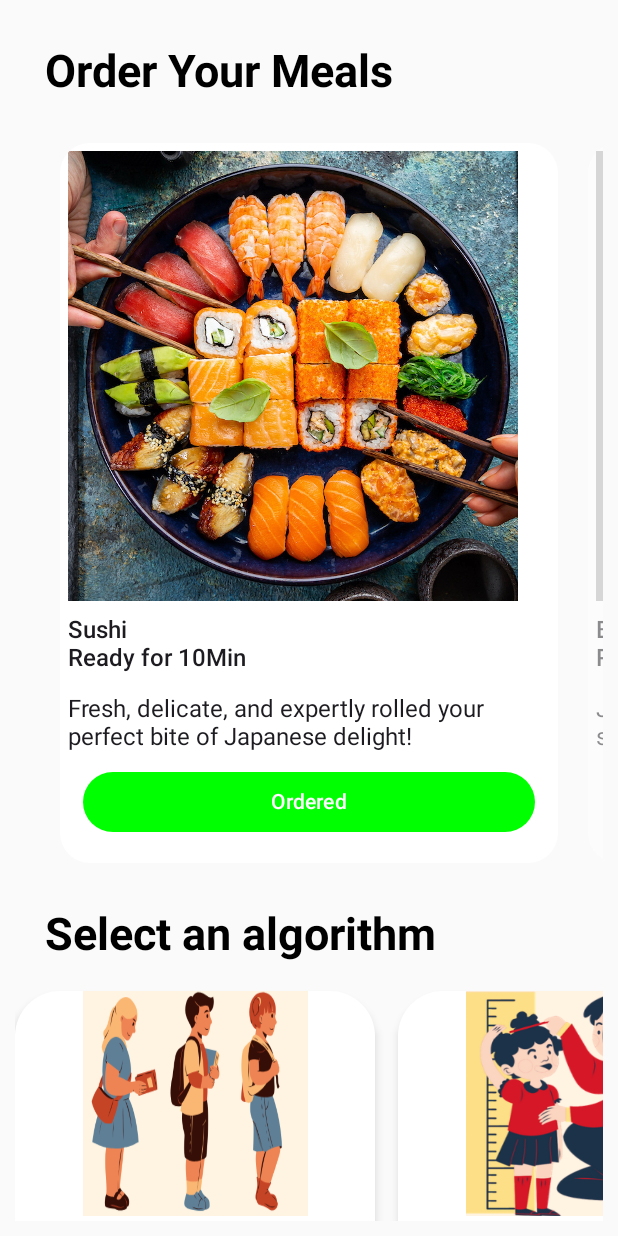
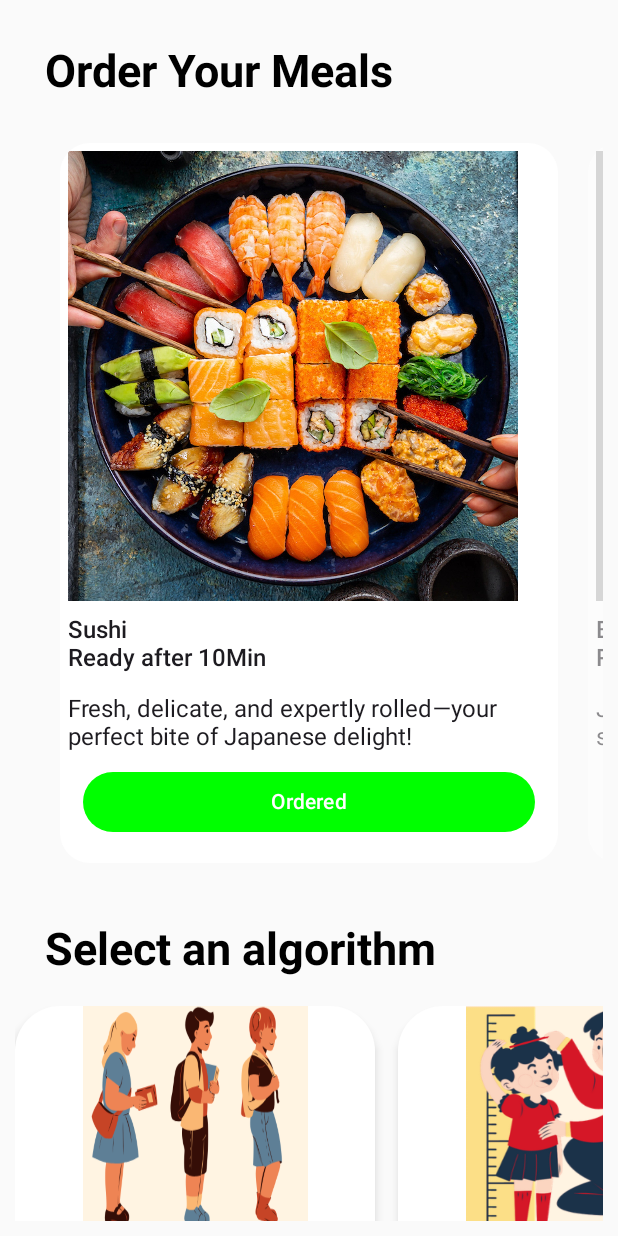
Before and after one commit to ShimaaAboelmagd257/ResturantOrderSchedular, an Android app built with Jetpack Compose: the screen it shows after launch (MainActivity), after a tap on "Order Now", on a phone screen of 412 x 824 dp. Run offline under Robolectric (Android 15) with nearby library versions, the phone set to English and light mode, and no system bars; grey boxes are pictures that could not be loaded.

Commit message:
uploading adjustments

```diff
--- a/app/src/main/java/com/example/resturantschadular/model/Meal.kt
+++ b/app/src/main/java/com/example/resturantschadular/model/Meal.kt
@@ -1,11 +1,13 @@
 package com.example.resturantschadular.model
+
 
 data class Meal(
     val name: String,
-    val prepTime: Int, // Minutes required to prepare the meal
-    val priority: Int, // 1 (low) to 5 (high)
-    val arrivalTime: Int, // Time when order was placed
-    val servedTime: Int ,
-    val icon: Int, // Icon resource ID
-    val caption: String
+    val prepTime: Int,  // Time required to prepare
+    val priority: Int,
+    val arrivalTime: Long,
+    var startTime: Long = 0L,  // When meal preparation starts
+    var servedTime: Long = 0L, // When the meal is actually served
+    val icon: Int,
+    val caption: String,
 )
--- /dev/null
+++ b/app/src/main/java/com/example/resturantschadular/ui/view/AlgorithmSelection.kt
@@ -0,0 +1,81 @@
+package com.example.resturantschadular.ui.view
+
+import android.util.Log
+import androidx.compose.foundation.Image
+import androidx.compose.foundation.clickable
+import androidx.compose.foundation.horizontalScroll
+import androidx.compose.foundation.layout.Arrangement
+import androidx.compose.foundation.layout.Column
+import androidx.compose.foundation.layout.Row
+import androidx.compose.foundation.layout.fillMaxSize
+import androidx.compose.foundation.layout.fillMaxWidth
+import androidx.compose.foundation.layout.padding
+import androidx.compose.foundation.layout.size
+import androidx.compose.foundation.rememberScrollState
+import androidx.compose.foundation.shape.RoundedCornerShape
+import androidx.compose.material3.Button
+import androidx.compose.material3.ButtonDefaults
+import androidx.compose.material3.Card
+import androidx.compose.material3.CardDefaults
+import androidx.compose.material3.Text
+import androidx.compose.runtime.Composable
+import androidx.compose.ui.Alignment
+import androidx.compose.ui.Modifier
+import androidx.compose.ui.draw.alpha
+import androidx.compose.ui.graphics.Color
+import androidx.compose.ui.layout.ContentScale
+import androidx.compose.ui.res.painterResource
+import androidx.compose.ui.text.font.FontWeight
+import androidx.compose.ui.unit.dp
+import androidx.compose.ui.unit.sp
+import com.example.resturantschadular.utl.getAlgorithms
+
+@Composable
+fun AlgorithmsSelection(onAlgorithmSelected:(String)-> Unit, selectedAlgorithm:String ) {
+    val algorithmOptions = getAlgorithms()
+    val horizontalScroll = rememberScrollState()
+
+    Row (
+        modifier = Modifier
+            .fillMaxWidth()
+            .horizontalScroll(horizontalScroll),
+        horizontalArrangement = Arrangement.spacedBy(15.dp)
+    ){
+        algorithmOptions.forEach { algorithm ->
+            val isSelected = selectedAlgorithm == algorithm.name
+
+            Card(
+                modifier = Modifier
+                    .size(240.dp)
+                    .alpha(if (selectedAlgorithm.isEmpty() || isSelected) 1f else 0.5f)
+                    .clickable { onAlgorithmSelected(algorithm.name) },
+                shape = RoundedCornerShape(30.dp),
+                elevation = CardDefaults.cardElevation(4.dp),
+                colors = CardDefaults.cardColors(
+                    Color.White
+                    //  containerColor = if(isSelected) Color.White else Color.LightGray
+                )
+            ) {
+
+                Column (
+                    modifier = Modifier.fillMaxSize(),
+                    horizontalAlignment = Alignment.CenterHorizontally,
+                    verticalArrangement = Arrangement.spacedBy(7.dp)
+                ){
+                    Image(painter = painterResource(id= algorithm.icon), contentDescription = algorithm.name, modifier = Modifier.size(150.dp), contentScale = ContentScale.FillBounds)
+                    Text(text = algorithm.name, fontSize = 16.sp, fontWeight = FontWeight.Bold)
+                    Button(
+                        modifier = Modifier.fillMaxWidth().padding(horizontal = 10.dp),
+                        onClick = { onAlgorithmSelected(algorithm.name) },
+                        colors = ButtonDefaults.buttonColors(containerColor = if(isSelected) Color.Green else Color.Black),
+                    ) {
+                        Text(text = if(isSelected) "Selected" else "Select")
+                        Log.d("OrderAlgorithmCard-", "isOrdered $isSelected")
+
+                    }
+                }
+            }
+
+        }
+    }
+}
--- /dev/null
+++ b/app/src/main/java/com/example/resturantschadular/ui/view/MealCard.kt
@@ -0,0 +1,88 @@
+package com.example.resturantschadular.ui.view
+
+import android.util.Log
+import androidx.compose.foundation.Image
+import androidx.compose.foundation.layout.Column
+import androidx.compose.foundation.layout.Spacer
+import androidx.compose.foundation.layout.fillMaxWidth
+import androidx.compose.foundation.layout.height
+import androidx.compose.foundation.layout.padding
+import androidx.compose.foundation.layout.size
+import androidx.compose.foundation.shape.RoundedCornerShape
+import androidx.compose.material3.Button
+import androidx.compose.material3.ButtonDefaults
+import androidx.compose.material3.Card
+import androidx.compose.material3.CardDefaults
+import androidx.compose.material3.Text
+import androidx.compose.runtime.Composable
+import androidx.compose.ui.Modifier
+import androidx.compose.ui.graphics.Color
+import androidx.compose.ui.graphics.graphicsLayer
+import androidx.compose.ui.layout.ContentScale
+import androidx.compose.ui.res.painterResource
+import androidx.compose.ui.text.font.FontWeight
+import androidx.compose.ui.unit.dp
+import androidx.compose.ui.unit.sp
+import com.example.resturantschadular.model.Meal
+import com.example.resturantschadular.utl.getLottieReactionAnimation
+
+@Composable
+fun MealCard(meal: Meal,
+             showOrderButton: Boolean = false,
+             isOrdered: Boolean = false,
+             onOrderClick:()->Unit,
+             reaction: String="",
+             alpha: Float
+) {
+
+    Card (modifier = Modifier
+        .size(500.dp)
+        .padding(10.dp)
+        .graphicsLayer {
+            this.alpha = alpha
+        },
+        shape = RoundedCornerShape(20.dp),
+        colors = CardDefaults.cardColors(containerColor = Color.White)
+    ){
+        Column  (
+            modifier = Modifier.padding( 5.dp),
+            // modifier = Modifier.padding(20.dp)
+        ) {
+            Image(painter = painterResource(id= meal.icon), contentDescription = meal.name, modifier = Modifier.size(300.dp), contentScale = ContentScale.Crop)
+            Spacer(modifier = Modifier.height(10.dp))
+
+            Text(text = meal.name, fontSize = 16.sp, fontWeight = FontWeight.SemiBold)
+            Text(
+                text = "Ready after " + meal.prepTime + "Min",
+                fontSize = 16.sp,
+                fontWeight = FontWeight.Medium
+            )
+
+
+            if (showOrderButton){
+                Spacer(modifier = Modifier.height(15.dp))
+                Text(text = meal.caption, fontSize = 16.sp, fontWeight = FontWeight.Normal)
+
+                Button(
+                    onClick = onOrderClick,
+                    colors = ButtonDefaults.buttonColors(containerColor = if(isOrdered) Color.Green else Color.Black),
+                    modifier = Modifier
+                        .padding(10.dp)
+                        .fillMaxWidth()
+                ) {
+                    Text(text = if(isOrdered) "Ordered" else "Order Now")
+                    Log.d("OrderMenuMealCrd-","isOrdered $isOrdered")
+
+                }
+            }else{
+                Spacer(modifier = Modifier.height(15.dp))
+                Text(text = "served after"+meal.servedTime, fontSize = 16.sp, fontWeight = FontWeight.Normal)
+                getLottieReactionAnimation(reaction)
+
+
+            }
+
+
+        }
+    }
+}
--- a/app/src/main/java/com/example/resturantschadular/ui/view/Menu.kt
+++ b/app/src/main/java/com/example/resturantschadular/ui/view/Menu.kt
@@ -1,40 +1,36 @@
 package com.example.resturantschadular.ui.view
 
-import androidx.compose.foundation.*
-import androidx.compose.foundation.layout.*
-import androidx.compose.foundation.pager.*
-import androidx.compose.foundation.shape.RoundedCornerShape
+import android.util.Log
+import androidx.compose.foundation.layout.Column
+import androidx.compose.foundation.layout.PaddingValues
+import androidx.compose.foundation.layout.Spacer
+import androidx.compose.foundation.layout.fillMaxSize
+import androidx.compose.foundation.layout.fillMaxWidth
+import androidx.compose.foundation.layout.height
+import androidx.compose.foundation.layout.padding
+import androidx.compose.foundation.pager.HorizontalPager
+import androidx.compose.foundation.pager.rememberPagerState
+import androidx.compose.foundation.rememberScrollState
+import androidx.compose.foundation.verticalScroll
 import androidx.compose.material3.Button
-import androidx.compose.material3.ButtonDefaults
-import androidx.compose.material3.Card
-import androidx.compose.material3.CardDefaults
 import androidx.compose.material3.Text
-import androidx.compose.runtime.*
-import androidx.compose.ui.*
-import androidx.compose.ui.draw.alpha
+import androidx.compose.runtime.Composable
+import androidx.compose.runtime.mutableStateListOf
+import androidx.compose.runtime.mutableStateOf
+import androidx.compose.runtime.remember
+import androidx.compose.ui.Modifier
 import androidx.compose.ui.graphics.Color
-import androidx.compose.ui.graphics.graphicsLayer
-import androidx.compose.ui.layout.ContentScale
-import androidx.compose.ui.res.painterResource
 import androidx.compose.ui.text.font.FontWeight
-import androidx.compose.ui.tooling.preview.Preview
 import androidx.compose.ui.unit.dp
 import androidx.compose.ui.unit.sp
 import androidx.compose.ui.util.lerp
 import androidx.navigation.NavController
 import com.example.resturantschadular.model.Meal
-import com.example.resturantschadular.utl.getAlgorithms
-import com.example.resturantschadular.utl.getLottieReactionAnimation
 import com.example.resturantschadular.utl.getMeals
 import com.example.resturantschadular.viewmodel.ClientViewModel
 import com.example.resturantschadular.viewmodel.OrderViewModel
 import kotlin.math.absoluteValue
 
-@Preview
-@Composable
-private fun preview() {
-    //MealCard(m)
-}
 
 @Composable
 fun MenuOrder(viewModel: OrderViewModel,clientViewModel: ClientViewModel, navController: NavController) {
@@ -43,9 +39,8 @@ fun MenuOrder(viewModel: OrderViewModel,clientViewModel: ClientViewModel, navCon
     val pagerState = rememberPagerState(pageCount = { mealMenu.size })
     val selectedMeals = remember { mutableStateListOf<Meal>() }
     val selectedAlgorithm = remember { mutableStateOf("") }
-    //var selectedAlgorithm  =""
     val scrollState = rememberScrollState()
-
+    val selectedMealNames = remember { mutableStateListOf<String>() }
 
     Column (
         modifier = Modifier
@@ -67,26 +62,31 @@ fun MenuOrder(viewModel: OrderViewModel,clientViewModel: ClientViewModel, navCon
                 MealCard(
                     meal = meal ,
                     showOrderButton = true,
-                    isOrdered = meal in selectedMeals,
+                    isOrdered = meal.name in selectedMealNames,
                     onOrderClick = {
-
-                        if (meal !in selectedMeals) {
+                        if (meal.name in selectedMealNames) {
+                            selectedMealNames.remove(meal.name)
+                        } else {
+                        selectedMealNames.add(meal.name)
                             selectedMeals.add(meal)
-                            clientViewModel.addClientOrder(meal)
-                        } else selectedMeals.remove(meal)
+                        clientViewModel.addClientOrder(meal)
+                    }
 
                     },
                     alpha = alpha
 
                 )
+                Log.d("OrderMenuMealCrd-","selectedMeals $selectedMeals")
             }
+        Spacer(modifier = Modifier.height(10.dp))
+
         Text(text = "Select an algorithm", fontSize = 30.sp , fontWeight = FontWeight.Bold, color = Color.Black, modifier = Modifier.padding( 20.dp))
 
         AlgorithmsSelection ( selectedAlgorithm = selectedAlgorithm.value,
             onAlgorithmSelected = {algorithm -> selectedAlgorithm.value = algorithm }
         )
 
-        Spacer(modifier = Modifier.height(20.dp))
+        Spacer(modifier = Modifier.height(10.dp))
 
         Button(
             modifier = Modifier.fillMaxWidth(),
@@ -102,106 +102,3 @@ fun MenuOrder(viewModel: OrderViewModel,clientViewModel: ClientViewModel, navCon
         }
     }
 }
-
-@Composable
-fun MealCard(meal:Meal,
-             showOrderButton: Boolean = false,
-             isOrdered: Boolean = false,
-             onOrderClick:()->Unit,
-             showReaction:Boolean = false,
-             reaction: String?=null,
-             alpha: Float
-) {
-
-    Card (modifier = Modifier
-        .size(500.dp)
-        .padding(10.dp)
-        .graphicsLayer {
-            this.alpha = alpha
-        },
-        shape = RoundedCornerShape(20.dp),
-        colors = CardDefaults.cardColors(containerColor = Color.White)
-    ){
-        Column  (
-            modifier = Modifier.padding( 5.dp),
-            // modifier = Modifier.padding(20.dp)
-        ) {
-            Image(painter = painterResource(id= meal.icon), contentDescription = meal.name, modifier = Modifier.size(300.dp), contentScale = ContentScale.Crop)
-            Spacer(modifier = Modifier.height(10.dp))
-
-            Text(text = meal.name, fontSize = 16.sp, fontWeight = FontWeight.SemiBold)
-            Text(
-                text = "Ready for " + meal.prepTime + "Min",
-                fontSize = 16.sp,
-                fontWeight = FontWeight.Medium
-            )
-
-            Spacer(modifier = Modifier.height(15.dp))
-            Text(text = meal.caption, fontSize = 16.sp, fontWeight = FontWeight.Normal)
-
-             if (showOrderButton){
-               Button(
-                   onClick = onOrderClick,
-                   colors = ButtonDefaults.buttonColors(containerColor = if(isOrdered) Color.Green else Color.Black),
-                   modifier = Modifier
-                       .padding(10.dp)
-                       .fillMaxWidth()
-               ) {
-                   Text(text = if(isOrdered) "Ordered" else "Order Now")
-               }
-            }
-
-            if (showReaction && reaction != null){
-                getLottieReactionAnimation(reaction)
-            }
-        }
-    }
-}
-
-@Composable
-fun AlgorithmsSelection(onAlgorithmSelected:(String)-> Unit, selectedAlgorithm:String ) {
-    val algorithmOptions = getAlgorithms()
-    val horizontalScroll = rememberScrollState()
-
-    Row (
-        modifier = Modifier
-            .fillMaxWidth()
-            .horizontalScroll(horizontalScroll),
-        horizontalArrangement = Arrangement.spacedBy(15.dp)
-    ){
-      algorithmOptions.forEach { algorithm ->
-        val isSelected = selectedAlgorithm == algorithm.name
-
-          Card(
-              modifier = Modifier
-                  .size(240.dp)
-                   .alpha(if (selectedAlgorithm.isEmpty() || isSelected) 1f else 0.5f)
-                  .clickable { onAlgorithmSelected(algorithm.name) },
-              shape = RoundedCornerShape(30.dp),
-              elevation = CardDefaults.cardElevation(4.dp),
-              colors = CardDefaults.cardColors(
-                  Color.White
-                //  containerColor = if(isSelected) Color.White else Color.LightGray
-              )
-          ) {
-
-              Column (
-                  modifier = Modifier.fillMaxSize(),
-                 horizontalAlignment = Alignment.CenterHorizontally,
-                  verticalArrangement = Arrangement.spacedBy(7.dp)
-              ){
-                  Image(painter = painterResource(id= algorithm.icon), contentDescription = algorithm.name, modifier = Modifier.size(150.dp), contentScale = ContentScale.FillBounds)
-                  Text(text = algorithm.name, fontSize = 16.sp, fontWeight = FontWeight.Bold)
-                  Button(
-                      modifier = Modifier.fillMaxWidth().padding(horizontal = 10.dp),
-                      onClick = { onAlgorithmSelected(algorithm.name) },
-                      colors = ButtonDefaults.buttonColors(containerColor = if(isSelected) Color.Green else Color.Black),
-                  ) {
-                      Text(text = if(isSelected) "Selected" else "Select")
-                  }
-              }
-          }
-
-      }
-    }
-}
--- a/app/src/main/java/com/example/resturantschadular/ui/view/ScheduledOrders.kt
+++ b/app/src/main/java/com/example/resturantschadular/ui/view/ScheduledOrders.kt
@@ -29,7 +29,7 @@ fun ScheduledOrders(
 
     val scheduledOrders = orderViewModel.scheduledOrders
     val selectedAlgorithm = orderViewModel.selectedAlgorithm
-    val clientsOrders = clientViewModel.clientsOrders
+    //val clientsOrders = clientViewModel.clientsOrders
 
     val pagerState = rememberPagerState(pageCount = { scheduledOrders.size })
 
@@ -47,7 +47,7 @@ fun ScheduledOrders(
         HorizontalPager(state = pagerState, contentPadding = PaddingValues(horizontal = 20.dp)
         ) {page ->
             val scheduleMeal = scheduledOrders[page]
-            val client = clientsOrders.find { it.meal == scheduleMeal }
+          //  val client = clientsOrders.find { it.meal == scheduleMeal }
             val reaction  = clientViewModel.getClientReaction(scheduleMeal.prepTime, scheduleMeal.servedTime)
             val pageOffset = (
                     (pagerState.currentPage - page) + pagerState
@@ -58,7 +58,6 @@ fun ScheduledOrders(
                 meal = scheduleMeal ,
                 isOrdered = true,
                 onOrderClick = {},
-                showReaction = true,
                 reaction = reaction,
                 alpha = alpha
 
--- a/app/src/main/java/com/example/resturantschadular/utl/MealsHelper.kt
+++ b/app/src/main/java/com/example/resturantschadular/utl/MealsHelper.kt
@@ -4,40 +4,38 @@ import com.example.resturantschadular.R
 import com.example.resturantschadular.model.Meal
 
 fun getMeals(): List<Meal> {
+    val currentTime = getCurrentTime() // Capture current timestamp when meals are added
+
     return listOf(
         Meal(
             name = "Sushi",
             prepTime = 10,
             priority = 4,
-            arrivalTime = getCurrentTime(),
-            servedTime = getCurrentTime(),
+            arrivalTime = currentTime,
             icon = R.drawable.sushi,
-            caption = "Fresh, delicate, and expertly rolled your perfect bite of Japanese delight!"
+            caption = "Fresh, delicate, and expertly rolled—your perfect bite of Japanese delight!"
         ),
         Meal(
             name = "Burger",
             prepTime = 5,
             priority = 3,
-            arrivalTime = getCurrentTime(),
-            servedTime = getCurrentTime(),
+            arrivalTime = currentTime,
             icon = R.drawable.burger,
-            caption = "Juicy beef, melted cheese  every bite is pure satisfaction!"
+            caption = "Juicy beef, melted cheese—every bite is pure satisfaction!"
         ),
         Meal(
             name = "Salad",
             prepTime = 3,
             priority = 5,
-            arrivalTime = getCurrentTime(),
-            servedTime = getCurrentTime(),
+            arrivalTime = currentTime,
             icon = R.drawable.salad,
-            caption = "Light and packed with nutrients your go-to for a healthy meal!"
+            caption = "Light and packed with nutrients—your go-to for a healthy meal!"
         ),
         Meal(
             name = "Steak",
             prepTime = 15,
             priority = 2,
-            arrivalTime = getCurrentTime(),
-            servedTime = getCurrentTime(),
+            arrivalTime = currentTime,
             icon = R.drawable.steak,
             caption = "Perfectly grilled, rich in flavor, and served just the way you love it!"
         ),
@@ -45,13 +43,12 @@ fun getMeals(): List<Meal> {
             name = "Pizza",
             prepTime = 12,
             priority = 1,
-            arrivalTime = getCurrentTime(),
-            servedTime = getCurrentTime(),
+            arrivalTime = currentTime,
             icon = R.drawable.pizza,
             caption = "Golden crust, melted cheese, and your favorite toppings—always a classic!"
         )
     )
 }
-fun getCurrentTime(): Int {
-    return (System.currentTimeMillis() / 60000).toInt()
+fun getCurrentTime(): Long {
+    return (System.currentTimeMillis())
 }
--- a/app/src/main/java/com/example/resturantschadular/viewmodel/ClientViewModel.kt
+++ b/app/src/main/java/com/example/resturantschadular/viewmodel/ClientViewModel.kt
@@ -10,23 +10,34 @@ import com.example.resturantschadular.utl.getCurrentTime
 class ClientViewModel :ViewModel() {
     private val _clientsOrders = mutableStateListOf<Client>()
     val clientsOrders: List<Client> get() = _clientsOrders
+    private var timeTracker = getCurrentTime()
+    fun addClientOrder(meal: Meal) {
+        _clientsOrders.clear()
+        val startTime = timeTracker
+        val endTime = startTime + (meal.prepTime * 1000L) // Convert minutes to milliseconds
+        timeTracker = endTime // Update for the next meal
 
-    fun addClientOrder(meal: Meal){
-        _clientsOrders.clear()
-        val servedTime = getCurrentTime() + meal.prepTime
-        val reaction = getClientReaction(meal.prepTime,servedTime)
-        Log.d("ClientViewModel-addClientOrder","ADD "+meal.name)
+        val reaction = getClientReaction(meal.prepTime, endTime)
 
-        _clientsOrders.add(Client(meal,reaction))
+        val clientOrder = Client(
+            meal = meal,
+            reaction = reaction
+        )
+
+        _clientsOrders.add(clientOrder)
+        Log.d("ClientViewModel", "Added Client Order: $clientOrder")
     }
 
 
 
-    fun getClientReaction(prepTime:Int,servedTime : Int):String{
+    fun getClientReaction(prepTime:Int,servedTime : Long):String{
         Log.d("ClientViewModel-getClientReaction","--------")
+        val timeTaken = (servedTime- getCurrentTime()) /1000
+        Log.d("ClientViewModel-getClientReaction"," timeTaken: "+timeTaken)
+
         return when{
-            servedTime <= prepTime + 2 ->"happy"
-            servedTime in (prepTime+3)..(prepTime + 6) -> "sad"
+            timeTaken <= prepTime + 2 ->"happy"
+            timeTaken in (prepTime+3)..(prepTime + 6) -> "sad"
             else -> "angry"
          }
     }
--- a/app/src/main/java/com/example/resturantschadular/viewmodel/OrderViewModel.kt
+++ b/app/src/main/java/com/example/resturantschadular/viewmodel/OrderViewModel.kt
@@ -5,6 +5,8 @@ import androidx.compose.runtime.mutableStateListOf
 import androidx.compose.runtime.mutableStateOf
 import androidx.lifecycle.ViewModel
 import com.example.resturantschadular.model.Meal
+import com.example.resturantschadular.utl.getCurrentTime
+import com.example.resturantschadular.utl.getMeals
 import java.util.LinkedList
 
 class OrderViewModel : ViewModel() {
@@ -16,6 +18,8 @@ class OrderViewModel : ViewModel() {
     val selectedAlgorithm: String get() = _selectedAlgorithm.value
 
     private var mealMenu = mutableListOf<Meal>()
+
+
 
     private fun  firstComeFirstServe(): List<Meal> {
         val sortedMeals = mealMenu.sortedBy { it.arrivalTime }
@@ -52,9 +56,9 @@ class OrderViewModel : ViewModel() {
         return executionLog
     }
     fun scheduleOrders(algorithm : String, orders:List<Meal>){
-
         _scheduledOrders.clear()
         _selectedAlgorithm.value = ""
+      //  _mealMenu.addAll(orders)
         mealMenu = orders.toMutableList()
         val sortedOrders =when (algorithm){
             "FCFS" -> firstComeFirstServe()
```
